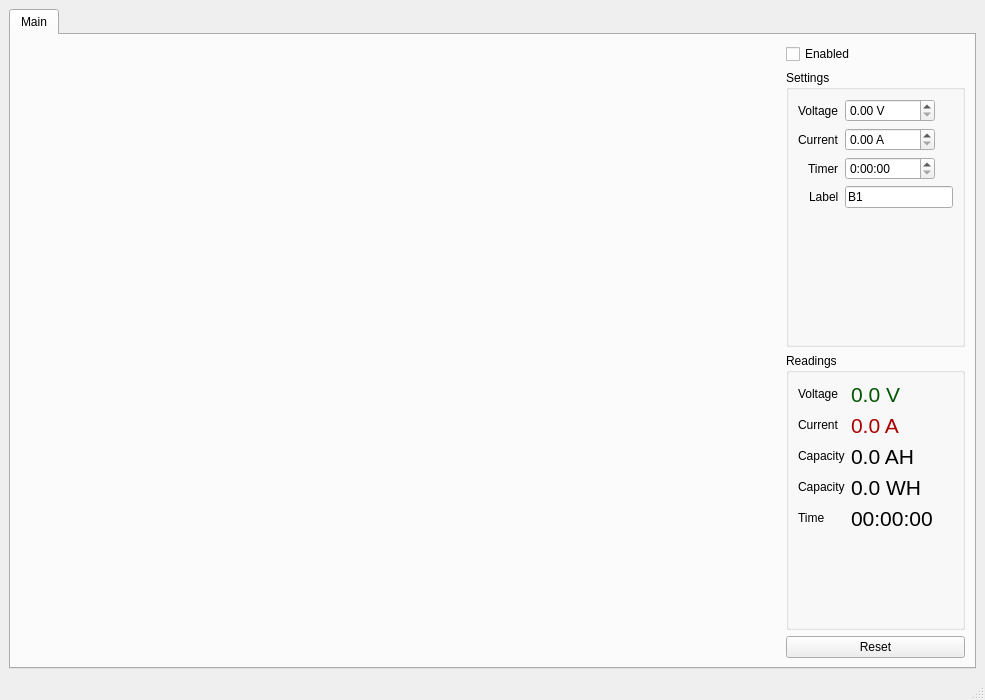
Qt form gui/main.ui (misdoro/Electronic_load_px100) before a commit.
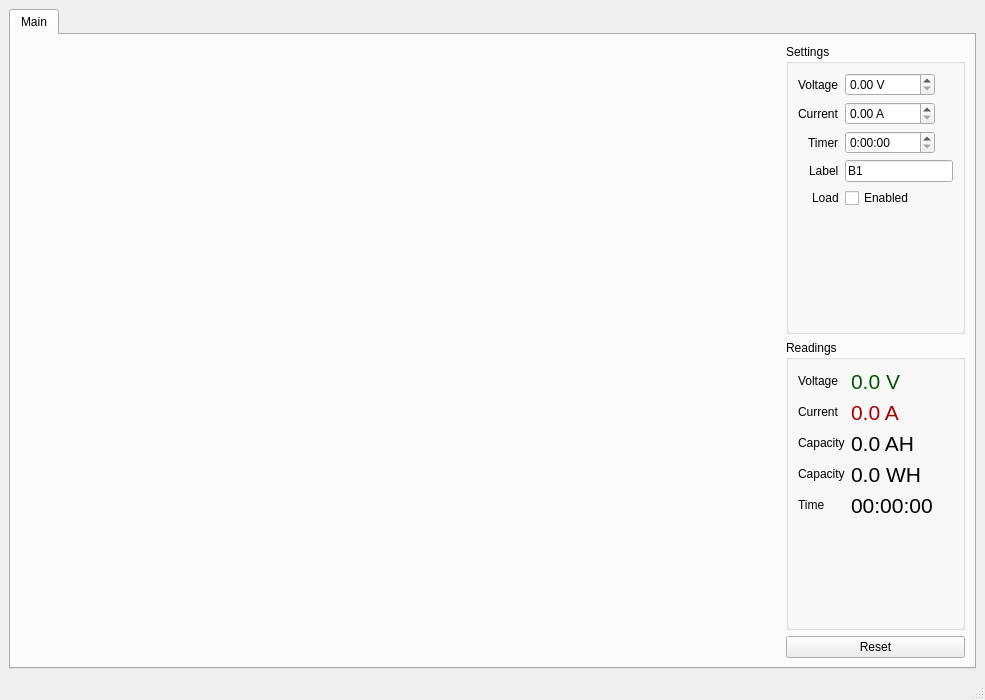
The same form after that commit.

Commit message: Move enabled checkbox to settings group

Patch:
```diff
--- a/gui/main.ui
+++ b/gui/main.ui
@@ -49,13 +49,6 @@
         </item>
         <item>
          <layout class="QVBoxLayout" name="controlsLayout">
-          <item>
-           <widget class="QCheckBox" name="en_checkbox">
-            <property name="text">
-             <string>Enabled</string>
-            </property>
-           </widget>
-          </item>
           <item>
            <widget class="QGroupBox" name="ranges">
             <property name="title">
@@ -202,6 +195,20 @@
                </property>
               </widget>
              </item>
+             <item row="4" column="1">
+              <widget class="QCheckBox" name="en_checkbox">
+               <property name="text">
+                <string>Enabled</string>
+               </property>
+              </widget>
+             </item>
+             <item row="4" column="0">
+              <widget class="QLabel" name="label_10">
+               <property name="text">
+                <string>Load</string>
+               </property>
+              </widget>
+             </item>
             </layout>
            </widget>
           </item>
```
